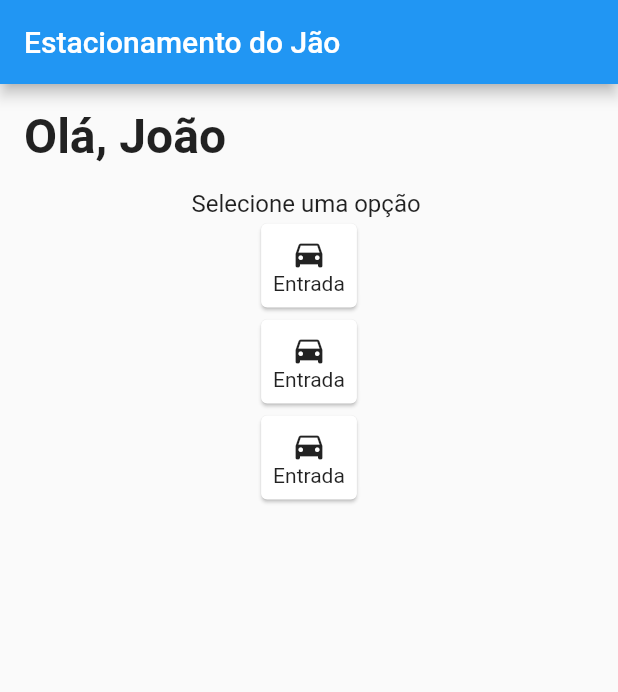
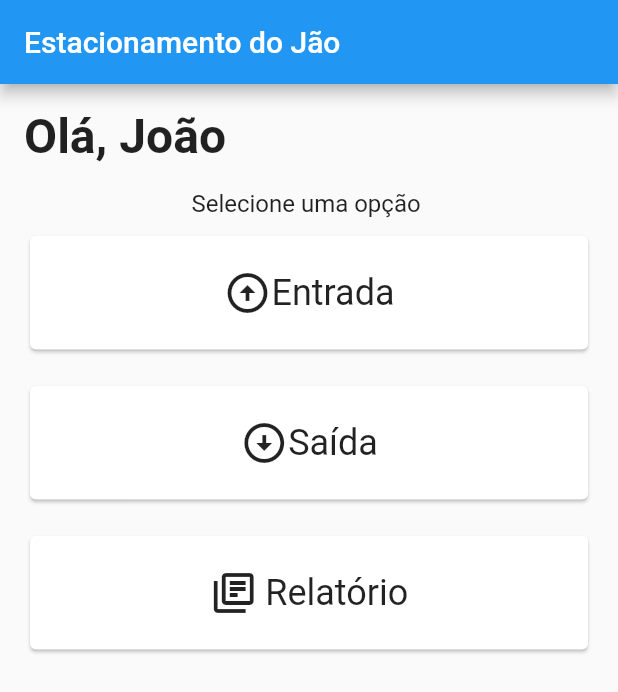
Before and after one commit to marcusmvfa/Estacioanmento-do-Jao, a Flutter app: the screen it shows after launch, on a phone screen of 412 x 824 dp. Shown: the top 692 px of the screen. Run offline on Flutter 3.47's test engine with Material 2 defaults, Android fonts, the phone set to English and light mode, and no system bars; our stand-ins replace cloud_firestore, firebase_core, get; accounts and stored records are empty.

```diff
--- a/lib/Constants/Enums.dart
+++ b/lib/Constants/Enums.dart
@@ -1,4 +1 @@
-enum TipoOperacao {
-  entrada,
-  saida,
-}
+enum TipoOperacao { entrada, saida, relatorio }
--- /dev/null
+++ b/lib/Models/EntradaSaida.dart
@@ -0,0 +1,43 @@
+import 'package:cloud_firestore/cloud_firestore.dart';
+
+class EntradaSaida {
+  String spot = "";
+  String id = "";
+  String entry = "";
+  String? out;
+  String placa = "";
+  String lote = "";
+  String? totalTime;
+  DateTime createdAt = DateTime.now();
+
+  EntradaSaida(this.spot, this.entry, this.placa, this.lote, {this.out, this.totalTime});
+
+  EntradaSaida.fromJson(Map<String, dynamic> json) {
+    id = json['id'];
+    spot = json['spot'];
+    lote = json['lote'];
+    placa = json['placa'];
+    entry = json['entry'];
+    out = json['out'];
+    totalTime = json['totalTime'];
+    createdAt = (json['createdAt'] as Timestamp).toDate();
+  }
+
+  toJson() {
+    final Map<String, dynamic> data = <String, dynamic>{};
+    data['id'] = id;
+    data['spot'] = spot;
+    data['lote'] = lote;
+    data['placa'] = placa;
+    data['entry'] = entry;
+    data['createdAt'] = createdAt;
+    if (out != null) {
+      data['out'] = out;
+    }
+    if (totalTime != null) {
+      data['totalTime'] = totalTime;
+    }
+
+    return data;
+  }
+}
--- a/lib/Models/Lote.dart
+++ b/lib/Models/Lote.dart
@@ -1,3 +1,4 @@
+import 'package:cloud_firestore/cloud_firestore.dart';
 import 'package:get/get.dart';
 import 'package:park_do_jao/Models/Spot.dart';
 
@@ -7,8 +8,11 @@ class Lote {
   var index = 0;
   var freeSpots = 10.obs;
 
+  late Stream<QuerySnapshot> streamSpots;
+
   ///Vagas
   List<Spot> spots = [];
+
   Lote(this.name, this.index) {
     for (int i = 0; i < 10; i++) {
       spots.add(Spot(name, i));
--- a/lib/View/Home/components/OptionCard.dart
+++ b/lib/View/Home/components/OptionCard.dart
@@ -1,19 +1,78 @@
 import 'package:flutter/material.dart';
 import 'package:get/get.dart';
+import 'package:park_do_jao/Constants/Enums.dart';
 import 'package:park_do_jao/View/Park/ParkView.dart';
+import 'package:park_do_jao/View/Report/ReportView.dart';
+import 'package:park_do_jao/ViewModel/ParkViewModel.dart';
 
 class OptionCard extends StatelessWidget {
-  const OptionCard({Key? key}) : super(key: key);
+  OptionCard(this.tipoOperacao, {Key? key}) : super(key: key);
+  final tipoOperacao;
+
+  late ParkViewModel viewModel;
+
+  getIcon() {
+    if (tipoOperacao == TipoOperacao.relatorio) {
+      return const [
+        Icon(
+          Icons.my_library_books_outlined,
+          size: 32,
+        ),
+        SizedBox(
+          width: 5,
+        ),
+        Text(
+          "Relatório",
+          style: TextStyle(fontSize: 24),
+        )
+      ];
+    }
+    if (tipoOperacao == TipoOperacao.entrada) {
+      return const [
+        Icon(
+          Icons.arrow_circle_up_outlined,
+          size: 32,
+        ),
+        Text(
+          "Entrada",
+          style: TextStyle(fontSize: 24),
+        )
+      ];
+    } else {
+      return const [
+        Icon(
+          Icons.arrow_circle_down_outlined,
+          size: 32,
+        ),
+        Text(
+          "Saída",
+          style: TextStyle(fontSize: 24),
+        )
+      ];
+    }
+  }
+
+  callback() {
+    viewModel.operacaoSelecionada.value = tipoOperacao;
+    if (tipoOperacao == TipoOperacao.relatorio) {
+      Get.to(() => ReportView());
+    } else {
+      Get.to(() => ParkView());
+    }
+  }
 
   @override
   Widget build(BuildContext context) {
-    return InkWell(
-      onTap: () => Get.to(const ParkView()),
-      child: Card(
-        child: Padding(
-          padding: const EdgeInsets.all(8),
-          child: Column(
-            children: const [Icon(Icons.directions_car), Text("Entrada")],
+    viewModel = Get.find();
+    return Container(
+      padding: const EdgeInsets.symmetric(horizontal: 16, vertical: 8),
+      height: 100,
+      child: InkWell(
+        onTap: callback,
+        child: Card(
+          child: Padding(
+            padding: const EdgeInsets.all(8),
+            child: Row(mainAxisAlignment: MainAxisAlignment.center, children: getIcon()),
           ),
         ),
       ),
--- a/lib/View/Home/components/OptionList.dart
+++ b/lib/View/Home/components/OptionList.dart
@@ -1,4 +1,5 @@
 import 'package:flutter/material.dart';
+import 'package:park_do_jao/Constants/Enums.dart';
 import 'package:park_do_jao/View/Home/components/OptionCard.dart';
 
 class OptionList extends StatelessWidget {
@@ -7,10 +8,11 @@ class OptionList extends StatelessWidget {
   @override
   Widget build(BuildContext context) {
     return Container(
-      child: Column(children: const [
-        OptionCard(),
-        OptionCard(),
-        OptionCard(),
+      width: MediaQuery.of(context).size.width,
+      child: Column(crossAxisAlignment: CrossAxisAlignment.stretch, children: [
+        OptionCard(TipoOperacao.entrada),
+        OptionCard(TipoOperacao.saida),
+        OptionCard(TipoOperacao.relatorio),
       ]),
     );
   }
--- a/lib/View/Park/components/ParkPageView.dart
+++ b/lib/View/Park/components/ParkPageView.dart
@@ -1,3 +1,4 @@
+import 'package:cloud_firestore/cloud_firestore.dart';
 import 'package:flutter/material.dart';
 import 'package:get/get.dart';
 import 'package:park_do_jao/Models/Lote.dart';
--- a/lib/main.dart
+++ b/lib/main.dart
@@ -5,13 +5,17 @@ import 'package:park_do_jao/Constants/Constants.dart';
 import 'package:park_do_jao/Database/FirestoreDb.dart';
 import 'package:park_do_jao/View/Home/HomePage.dart';
 import 'package:park_do_jao/ViewModel/ParkViewModel.dart';
+import 'package:park_do_jao/ViewModel/ReportViewModel.dart';
 import 'firebase_options.dart';
 
 void main() async {
   WidgetsFlutterBinding.ensureInitialized();
   await Firebase.initializeApp(
     options: DefaultFirebaseOptions.currentPlatform,
-  ).then((value) => Get.put(ParkViewModel()));
+  ).then((value) {
+    Get.put(ParkViewModel());
+    Get.put(ReportViewModel());
+  });
   runApp(const MyApp());
 }
 
```
Also changed, not shown: lib/Database/FirestoreDb.dart (+41 -10 lines), lib/View/Others/SpotFilledDialog.dart (added, +23 -0 lines), lib/View/Park/ParkView.dart (+15 -2 lines), lib/View/Park/components/ModalSheetFillSpot.dart (+61 -21 lines), lib/View/Park/components/ParkingSpot.dart (+56 -15 lines), lib/View/Park/components/SelectedSpot.dart (+15 -2 lines), lib/View/Park/components/TopPageWidget.dart (+10 -9 lines), lib/View/Report/ReportView.dart (added, +54 -0 lines), lib/ViewModel/ParkViewModel.dart (+63 -6 lines), lib/ViewModel/ReportViewModel.dart (added, +20 -0 lines).
